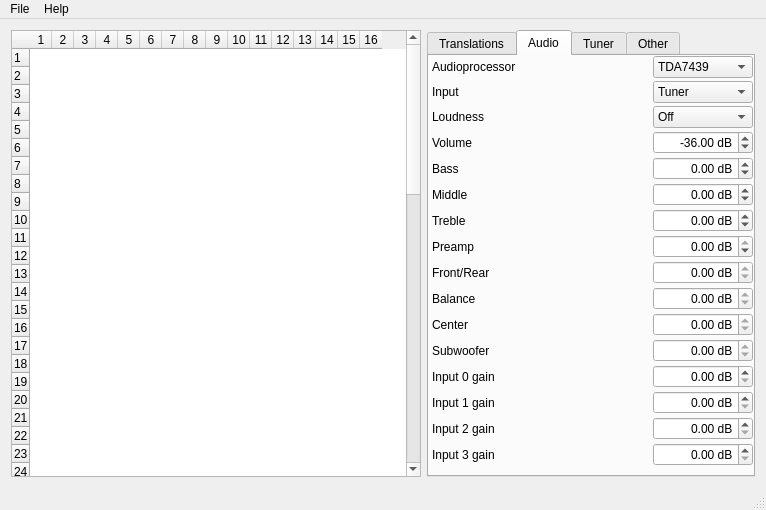
Qt form editor/mainwindow.ui (WiseLord/ampcontrol) before a commit.
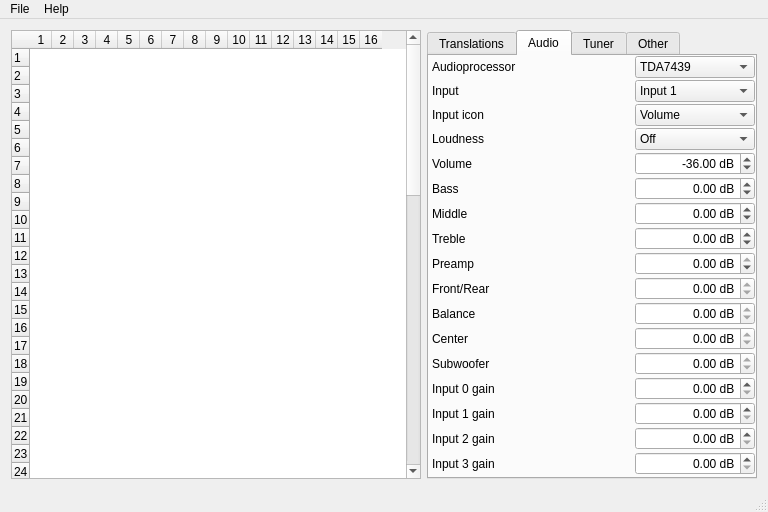
The same form after that commit. The open tabs and pages were chosen to show the change.

Commit message: Input icons can be changed in eeprom editor.

```diff
--- a/editor/mainwindow.ui
+++ b/editor/mainwindow.ui
@@ -6,10 +6,16 @@
    <rect>
     <x>0</x>
     <y>0</y>
-    <width>766</width>
-    <height>510</height>
+    <width>768</width>
+    <height>512</height>
    </rect>
   </property>
+  <property name="minimumSize">
+   <size>
+    <width>768</width>
+    <height>512</height>
+   </size>
+  </property>
   <property name="windowTitle">
    <string>Ampcontrol EEPROM editor</string>
   </property>
@@ -534,7 +540,7 @@
        </attribute>
        <layout class="QVBoxLayout" name="verticalLayout_2">
         <property name="spacing">
-         <number>3</number>
+         <number>2</number>
         </property>
         <property name="leftMargin">
          <number>0</number>
@@ -577,7 +583,7 @@
             <widget class="QComboBox" name="cbxAudioproc">
              <property name="minimumSize">
               <size>
-               <width>100</width>
+               <width>120</width>
                <height>0</height>
               </size>
              </property>
@@ -662,7 +668,7 @@
             <widget class="QComboBox" name="cbxInput">
              <property name="minimumSize">
               <size>
-               <width>100</width>
+               <width>120</width>
                <height>0</height>
               </size>
              </property>
@@ -671,6 +677,109 @@
              </property>
              <item>
               <property name="text">
+               <string>Input 1</string>
+              </property>
+             </item>
+             <item>
+              <property name="text">
+               <string>Input 2</string>
+              </property>
+             </item>
+             <item>
+              <property name="text">
+               <string>Input 3</string>
+              </property>
+             </item>
+             <item>
+              <property name="text">
+               <string>Input 4</string>
+              </property>
+             </item>
+            </widget>
+           </item>
+          </layout>
+         </widget>
+        </item>
+        <item>
+         <widget class="QWidget" name="widget" native="true">
+          <layout class="QHBoxLayout" name="horizontalLayout_32" stretch="1,0">
+           <property name="spacing">
+            <number>0</number>
+           </property>
+           <property name="leftMargin">
+            <number>3</number>
+           </property>
+           <property name="topMargin">
+            <number>0</number>
+           </property>
+           <property name="rightMargin">
+            <number>0</number>
+           </property>
+           <property name="bottomMargin">
+            <number>0</number>
+           </property>
+           <item>
+            <widget class="QLabel" name="lblInputIcon">
+             <property name="text">
+              <string>Input icon</string>
+             </property>
+            </widget>
+           </item>
+           <item>
+            <widget class="QComboBox" name="cbxInputIcon">
+             <property name="minimumSize">
+              <size>
+               <width>120</width>
+               <height>0</height>
+              </size>
+             </property>
+             <item>
+              <property name="text">
+               <string>Volume</string>
+              </property>
+             </item>
+             <item>
+              <property name="text">
+               <string>Bass</string>
+              </property>
+             </item>
+             <item>
+              <property name="text">
+               <string>Middle</string>
+              </property>
+             </item>
+             <item>
+              <property name="text">
+               <string>Treble</string>
+              </property>
+             </item>
+             <item>
+              <property name="text">
+               <string>Preamp</string>
+              </property>
+             </item>
+             <item>
+              <property name="text">
+               <string>FrontRear</string>
+              </property>
+             </item>
+             <item>
+              <property name="text">
+               <string>Balance</string>
+              </property>
+             </item>
+             <item>
+              <property name="text">
+               <string>Center</string>
+              </property>
+             </item>
+             <item>
+              <property name="text">
+               <string>Subwoofer</string>
+              </property>
+             </item>
+             <item>
+              <property name="text">
                <string>Tuner</string>
               </property>
              </item>
@@ -723,7 +832,7 @@
             <widget class="QComboBox" name="cbxLoudness">
              <property name="minimumSize">
               <size>
-               <width>100</width>
+               <width>120</width>
                <height>0</height>
               </size>
              </property>
@@ -771,7 +880,7 @@
             <widget class="QDoubleSpinBox" name="dsbVolume">
              <property name="minimumSize">
               <size>
-               <width>100</width>
+               <width>120</width>
                <height>0</height>
               </size>
              </property>
@@ -827,7 +936,7 @@
             <widget class="QDoubleSpinBox" name="dsbBass">
              <property name="minimumSize">
               <size>
-               <width>100</width>
+               <width>120</width>
                <height>0</height>
               </size>
              </property>
@@ -882,7 +991,7 @@
             <widget class="QDoubleSpinBox" name="dsbMiddle">
              <property name="minimumSize">
               <size>
-               <width>100</width>
+               <width>120</width>
                <height>0</height>
               </size>
              </property>
@@ -935,7 +1044,7 @@
             <widget class="QDoubleSpinBox" name="dsbTreble">
              <property name="minimumSize">
               <size>
-               <width>100</width>
+               <width>120</width>
                <height>0</height>
               </size>
              </property>
@@ -988,7 +1097,7 @@
             <widget class="QDoubleSpinBox" name="dsbPreamp">
              <property name="minimumSize">
               <size>
-               <width>100</width>
+               <width>120</width>
                <height>0</height>
               </size>
              </property>
@@ -1038,7 +1147,7 @@
             <widget class="QDoubleSpinBox" name="dsbFrontrear">
              <property name="minimumSize">
               <size>
-               <width>100</width>
+               <width>120</width>
                <height>0</height>
               </size>
              </property>
@@ -1091,7 +1200,7 @@
             <widget class="QDoubleSpinBox" name="dsbBalance">
              <property name="minimumSize">
               <size>
-               <width>100</width>
+               <width>120</width>
                <height>0</height>
               </size>
              </property>
@@ -1144,7 +1253,7 @@
             <widget class="QDoubleSpinBox" name="dsbCenter">
              <property name="minimumSize">
               <size>
-               <width>100</width>
+               <width>120</width>
                <height>0</height>
               </size>
              </property>
@@ -1197,7 +1306,7 @@
             <widget class="QDoubleSpinBox" name="dsbSubwoofer">
              <property name="minimumSize">
               <size>
-               <width>100</width>
+               <width>120</width>
                <height>0</height>
               </size>
              </property>
@@ -1250,7 +1359,7 @@
             <widget class="QDoubleSpinBox" name="dsbGain0">
              <property name="minimumSize">
               <size>
-               <width>100</width>
+               <width>120</width>
                <height>0</height>
               </size>
              </property>
@@ -1300,7 +1409,7 @@
             <widget class="QDoubleSpinBox" name="dsbGain1">
              <property name="minimumSize">
               <size>
-               <width>100</width>
+               <width>120</width>
                <height>0</height>
               </size>
              </property>
@@ -1350,7 +1459,7 @@
             <widget class="QDoubleSpinBox" name="dsbGain2">
              <property name="minimumSize">
               <size>
-               <width>100</width>
+               <width>120</width>
                <height>0</height>
               </size>
              </property>
@@ -1400,7 +1509,7 @@
             <widget class="QDoubleSpinBox" name="dsbGain3">
              <property name="minimumSize">
               <size>
-               <width>100</width>
+               <width>120</width>
                <height>0</height>
               </size>
              </property>
@@ -2220,7 +2329,7 @@
     <rect>
      <x>0</x>
      <y>0</y>
-     <width>766</width>
+     <width>768</width>
      <height>22</height>
     </rect>
    </property>
```
Left out of the diff: 123 changed lines with no effect on the pictures. The commit also changes 14 other files.
